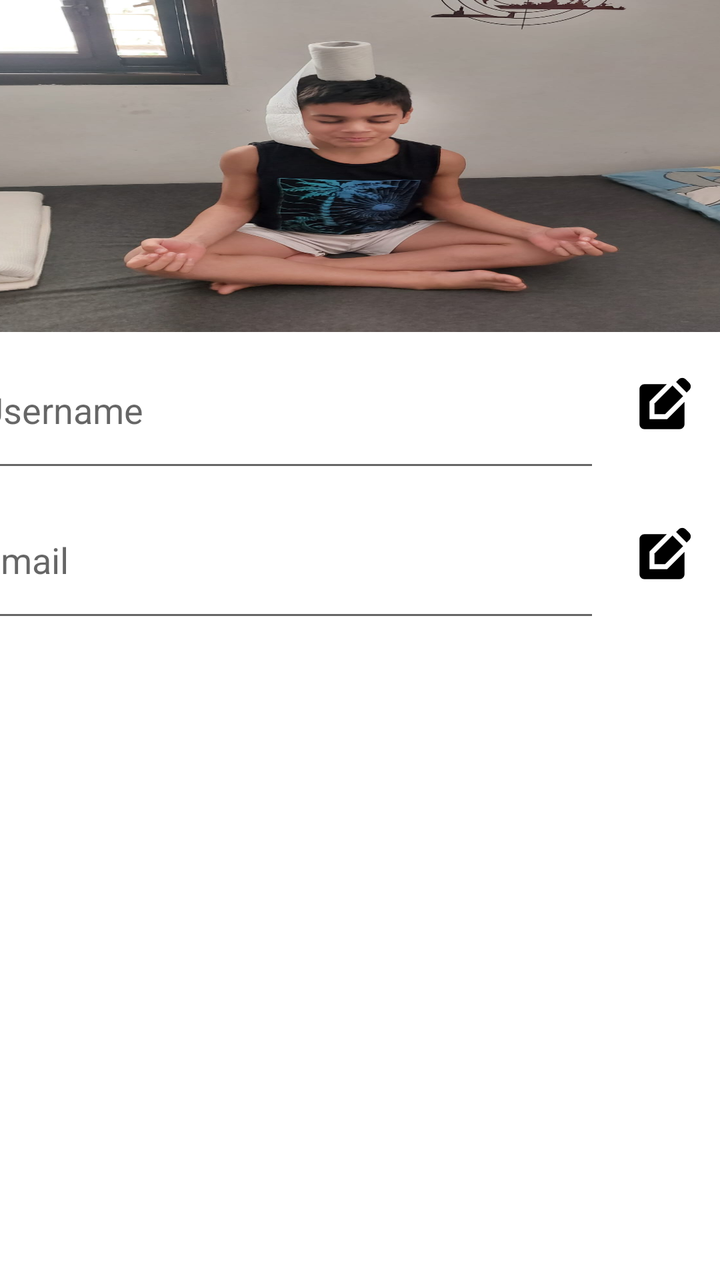
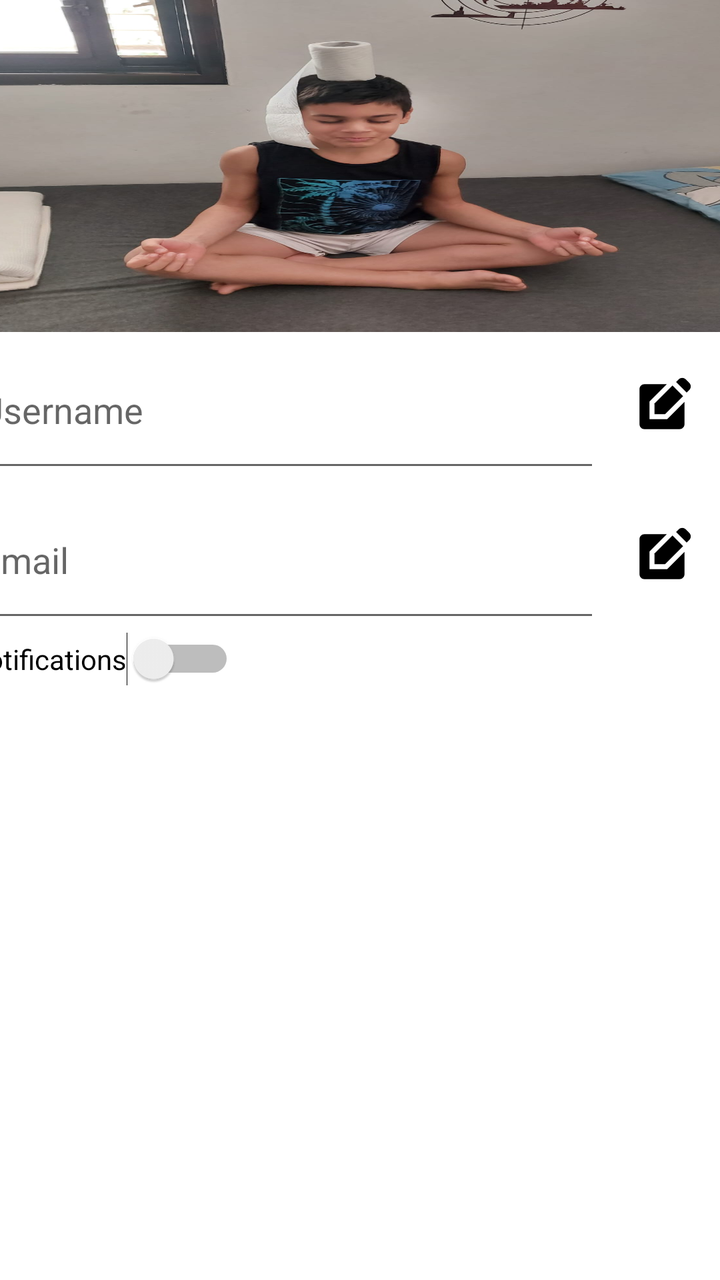

Screens rendered from an Android XML layout before and after an edit, with the pre-edit source and the edit as a unified diff.
<!-- AndroidManifest.xml: application theme Theme.SmartCart.Light -->
<!-- res/layout/profile_page.xml -->
<?xml version="1.0" encoding="utf-8"?>
<androidx.constraintlayout.widget.ConstraintLayout xmlns:android="http://schemas.android.com/apk/res/android"
    xmlns:app="http://schemas.android.com/apk/res-auto"
    xmlns:tools="http://schemas.android.com/tools"
    android:layout_width="match_parent"
    android:layout_height="match_parent">

    <LinearLayout
        android:layout_width="409dp"
        android:layout_height="729dp"
        android:orientation="vertical"
        app:layout_constraintBottom_toBottomOf="parent"
        app:layout_constraintEnd_toEndOf="parent"
        app:layout_constraintStart_toStartOf="parent"
        app:layout_constraintTop_toTopOf="parent"
        android:padding="10dp">

        <com.google.android.material.imageview.ShapeableImageView
            android:id="@+id/profilePictureProfilePage"
            android:layout_width="match_parent"
            android:layout_height="200dp"
            android:layout_gravity="center"
            android:background="@drawable/joni" />

        <LinearLayout
            android:layout_width="match_parent"
            android:layout_height="75dp"
            android:orientation="horizontal">


            <com.google.android.material.textfield.TextInputEditText
                android:id="@+id/usernameProfilePage"
                android:layout_width="wrap_content"
                android:layout_height="match_parent"
                android:layout_weight="1"
                android:inputType="text"
                android:hint="Username"
                />

            <com.google.android.material.button.MaterialButton
                android:layout_width="75dp"
                android:layout_height="match_parent"
                android:layout_weight="0"
                app:icon="@drawable/baseline_edit_square"
                app:iconTint="@color/black"
                app:iconSize="30dp"
                android:background="@android:color/transparent"
                />
        </LinearLayout>

        <LinearLayout
            android:layout_width="match_parent"
            android:layout_height="75dp"
            android:orientation="horizontal">

            <EditText
                android:layout_width="wrap_content"
                android:layout_height="match_parent"
                android:layout_weight="1"
                android:inputType="textEmailAddress"
                android:hint="Email"/>

            <com.google.android.material.button.MaterialButton
                android:layout_width="75dp"
                android:layout_height="match_parent"
                android:layout_weight="0"
                app:icon="@drawable/baseline_edit_square"
                app:iconTint="@color/black"
                app:iconSize="30dp"
                android:background="@android:color/transparent"
                />
        </LinearLayout>

    </LinearLayout>

</androidx.constraintlayout.widget.ConstraintLayout>
<!-- resources referenced by this layout -->
<resources>
  <color name="black">#FF000000</color>
  <!-- drawable baseline_edit_square (drawable) -->
  <vector xmlns:android="http://schemas.android.com/apk/res/android" android:height="24dp" android:tint="#000000" android:viewportHeight="24" android:viewportWidth="24" android:width="24dp">
        
      <path android:fillColor="@android:color/white" android:pathData="M7,17V9.93L13.93,3l0,0H5C3.9,3 3,3.9 3,5v14c0,1.1 0.9,2 2,2h14c1.1,0 2,-0.9 2,-2v-8.93L14.07,17H7z"/>
        
      <path android:fillColor="@android:color/white" android:pathData="M9,15l4.24,0l7.2,-7.2l-4.24,-4.24l-7.2,7.2z"/>
        
      <path android:fillColor="@android:color/white" android:pathData="M22.91,2.49l-1.41,-1.41c-0.78,-0.78 -2.05,-0.78 -2.83,0l-1.06,1.06l4.24,4.24l1.06,-1.06C23.7,4.54 23.7,3.27 22.91,2.49z"/>
      
  </vector>
  <!-- drawable joni: jpg bitmap (drawable, 116135 bytes) -->
  <style name="Theme.SmartCart.Light" parent="Theme.MaterialComponents.Light.NoActionBar">
          <item name="android:windowBackground">@android:color/white</item>
      </style>
</resources>

<!-- the commit's change to res/layout/profile_page.xml (unified diff, before → after) -->
@@ -71,6 +71,13 @@
                 />
         </LinearLayout>
 
+        <Switch
+            android:id="@+id/userNotificationsSwitch"
+            android:layout_width="wrap_content"
+            android:layout_height="wrap_content"
+            android:text="notifications" />
+
+
     </LinearLayout>
 
 </androidx.constraintlayout.widget.ConstraintLayout>
